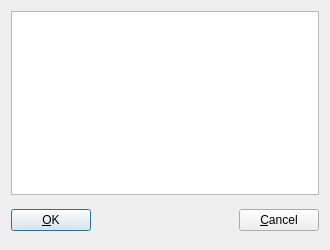
This is mnemosyne/mnemosyne/pyqt_ui/activate_plugins_dlg.ui in vasvlad/pomni as Qt 5 draws it before an edit. The edited form follows.
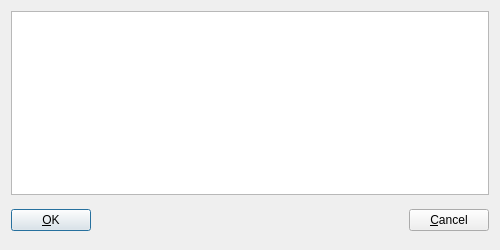
This is the edited form.

Commit message: Moving to treeview gives better layout.

Patch:
```diff
--- a/mnemosyne/mnemosyne/pyqt_ui/activate_plugins_dlg.ui
+++ b/mnemosyne/mnemosyne/pyqt_ui/activate_plugins_dlg.ui
@@ -5,13 +5,13 @@
    <rect>
     <x>0</x>
     <y>0</y>
-    <width>330</width>
+    <width>500</width>
     <height>250</height>
    </rect>
   </property>
   <property name="minimumSize" >
    <size>
-    <width>330</width>
+    <width>500</width>
     <height>250</height>
    </size>
   </property>
@@ -22,7 +22,7 @@
    <item>
     <layout class="QVBoxLayout" name="verticalLayout" >
      <item>
-      <widget class="QTableView" name="plugins_table" />
+      <widget class="QTreeView" name="plugins" />
      </item>
      <item>
       <layout class="QHBoxLayout" name="horizontalLayout" >
```
The commit also changes 2 other files.
